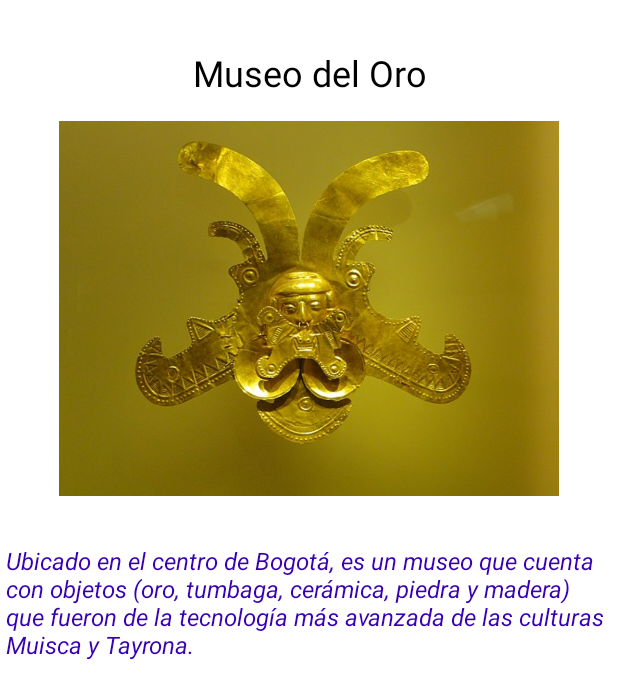
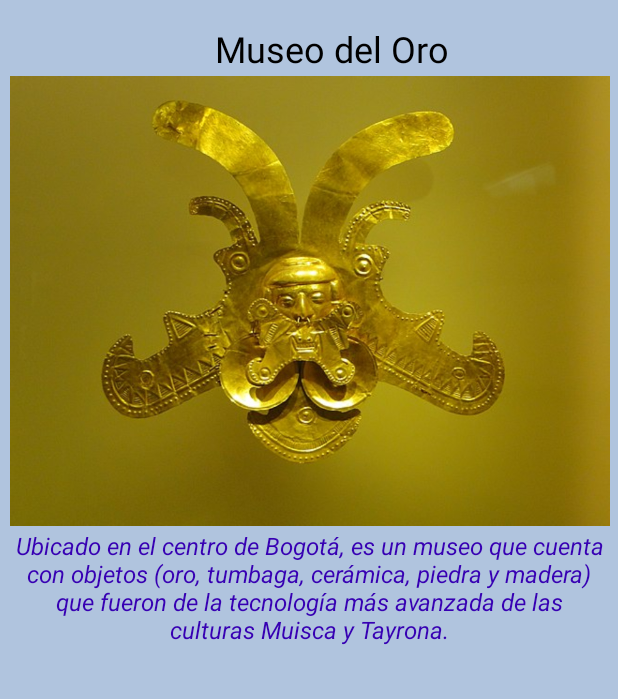
Before and after one commit to MariaGa-lab/MeetingBogota, an Android app: the layout fragment_detail.xml on its own in the app's theme, with its tools: preview values and no code run, on a phone screen of 412 x 824 dp. Shown: the top 699 px of the screen. Run offline under Robolectric (Android 15) with nearby library versions, the phone set to English and light mode, and no system bars.

Commit message:
Adiciona color de fondo al Fragment list, Fragment Detail y cumplimiendo todas las HU de Sprint 3.

```diff
--- a/app/src/main/assets/lugaresturisticos.json
+++ b/app/src/main/assets/lugaresturisticos.json
@@ -36,7 +36,7 @@
         "lugar" : "Mundo Aventura",
         "temperatura" : 17,
         "calificacion" : "Cinco estrellas",
-        "descripcion" : "Descripción de Mundo Aventura",
+        "descripcion" : "Mundo Aventura es un parque de atracciones que cuenta con atracciones extremas, familiares e infantiles. Se encuentra ubicado en la ciudad de Bogotá, en la localidad de Kennedy, al costado oriental de la avenida Boyacá, entre la avenida Primero de Mayo y la avenida de Las Américas, junto al Centro Comercial Plaza de las Américas y el estadio Metropolitano de Techo, está cerca de la estación de TransMilenio Américas - Avenida Boyacá anteriormente llamada Mundo Aventura.Es el Parque de Diversiones número uno en Colombia por número de visitantes y tiene gran importancia en el contexto nacional.",
         "urlPicture" : "https://upload.wikimedia.org/wikipedia/commons/c/ce/Parque_de_diversiones_Mundo_Aventura.jpg"
     },
     {
@@ -44,7 +44,7 @@
         "lugar" : "Jardín Botánico",
         "temperatura" : 17,
         "calificacion" : "Cinco estrellas",
-        "descripcion" : "Descripción del Jardín Botánico",
+        "descripcion" : "El Jardín Botánico de Bogotá, nombrado oficialmente Jardín Botánico José Celestino Mutis en honor al astrónomo y botánico José Celestino Mutis de origen español, es un parque urbano con entidad jurídica destinado al estudio, conservación y divulgación de la diversidad de las especies vegetales en Bogotá, capital de Colombia. Fundado en 1955 por el sacerdote Enrique Pérez Arbeláez. El Jardín botánico funciona como centro de investigación sobre ecosistemas en las zonas urbanas y rurales, con el fin de conocer las interacciones, el desarrollo y las afectaciones que tienen.",
         "urlPicture" : "https://www.researchgate.net/profile/Mauricio-Diazgranados/publication/303719521/figure/fig6/AS:368233321385986@1464805073864/Figura-4-El-Jardin-Botanico-de-Bogota-es-uno-de-los-principales-atractivos-turisticos-de.png"
     }
 ]
--- a/app/src/main/res/layout/fragment_detail.xml
+++ b/app/src/main/res/layout/fragment_detail.xml
@@ -4,45 +4,64 @@
     xmlns:tools="http://schemas.android.com/tools"
     android:layout_width="match_parent"
     android:layout_height="match_parent"
-    tools:context=".detalle.DetalleActivity">
+    android:background="@color/aliceblue"
+    android:backgroundTint="@color/lightsteelblue"
+    tools:context=".detalle.FragmentDetalle">
+
+    <ScrollView
+        android:id="@+id/scrollView2"
+        android:layout_width="0dp"
+        android:layout_height="wrap_content"
+        android:layout_marginTop="8dp"
+        android:background="@color/cadetblue"
+        android:backgroundTint="@color/cadetblue"
+        android:backgroundTintMode="screen"
+        android:scrollbarStyle="outsideInset"
+        app:layout_constraintEnd_toEndOf="parent"
+        app:layout_constraintStart_toStartOf="parent"
+        app:layout_constraintTop_toTopOf="parent" />
 
     <TextView
         android:id="@+id/sitio_text_view"
         style="@style/Texto_titulo"
         android:layout_width="wrap_content"
         android:layout_height="wrap_content"
-        android:layout_marginStart="8dp"
-        android:layout_marginTop="32dp"
-        android:layout_marginEnd="8dp"
+        android:layout_marginStart="114dp"
+        android:layout_marginTop="8dp"
+        android:layout_marginEnd="85dp"
         android:text="@string/gold_museum"
         android:textAlignment="center"
         android:textStyle="normal"
-        app:layout_constraintEnd_toEndOf="parent"
-        app:layout_constraintStart_toStartOf="parent"
-        app:layout_constraintTop_toTopOf="parent" />
+        app:layout_constraintEnd_toEndOf="@+id/scrollView2"
+        app:layout_constraintStart_toStartOf="@+id/scrollView2"
+        app:layout_constraintTop_toBottomOf="@+id/scrollView2" />
 
     <ImageView
         android:id="@+id/picture_image_view"
-        android:layout_width="wrap_content"
-        android:layout_height="250dp"
+        android:layout_width="420dp"
+        android:layout_height="300dp"
         android:layout_marginStart="8dp"
-        android:layout_marginTop="16dp"
+        android:layout_marginTop="2dp"
         android:layout_marginEnd="8dp"
         android:contentDescription="@string/Description"
-        app:layout_constraintEnd_toEndOf="parent"
-        app:layout_constraintStart_toStartOf="parent"
+        app:layout_constraintEnd_toEndOf="@+id/scrollView2"
+        app:layout_constraintStart_toStartOf="@+id/scrollView2"
         app:layout_constraintTop_toBottomOf="@+id/sitio_text_view"
-        app:srcCompat="@drawable/gold_museum_bogota" />
+        app:srcCompat="@drawable/gold_museum_bogota"
+        tools:ignore="ImageContrastCheck" />
 
     <TextView
         android:id="@+id/descripcion_text_view"
         style="@style/Texto_normal"
-        android:layout_width="wrap_content"
+        android:layout_width="0dp"
         android:layout_height="wrap_content"
         android:layout_marginStart="8dp"
-        android:layout_marginTop="32dp"
+        android:layout_marginTop="2dp"
+        android:layout_marginEnd="8dp"
         android:text="@string/Description"
-        app:layout_constraintEnd_toEndOf="parent"
-        app:layout_constraintStart_toStartOf="parent"
+        android:textAlignment="center"
+        app:layout_constraintEnd_toEndOf="@+id/scrollView2"
+        app:layout_constraintStart_toStartOf="@+id/scrollView2"
         app:layout_constraintTop_toBottomOf="@+id/picture_image_view" />
+
 </androidx.constraintlayout.widget.ConstraintLayout>
--- a/app/src/main/res/layout/fragment_list.xml
+++ b/app/src/main/res/layout/fragment_list.xml
@@ -10,6 +10,8 @@
         android:id="@+id/places_recycler_view"
         android:layout_width="0dp"
         android:layout_height="0dp"
+        android:background="?attr/colorOnPrimary"
+        android:backgroundTint="@color/lightblue"
         app:layout_constraintBottom_toBottomOf="parent"
         app:layout_constraintEnd_toEndOf="parent"
         app:layout_constraintStart_toStartOf="parent"
--- a/app/src/main/res/values/themes.xml
+++ b/app/src/main/res/values/themes.xml
@@ -3,8 +3,8 @@
     <style name="Theme.MeetingBogota" parent="Theme.MaterialComponents.DayNight.DarkActionBar">
         <!-- Primary brand color. -->
         <item name="colorPrimary">@color/colorPrimary</item>
-        <item name="colorPrimaryVariant">@color/colorPrimaryDark</item>
-        <item name="colorOnPrimary">@color/white</item>
+        <item name="colorPrimaryVariant">#3F51B5</item>
+        <item name="colorOnPrimary">#70AAC5</item>
         <!-- Secondary brand color. -->
         <item name="colorSecondary">@color/colorAccent</item>
         <item name="colorSecondaryVariant">@color/teal_700</item>
```
